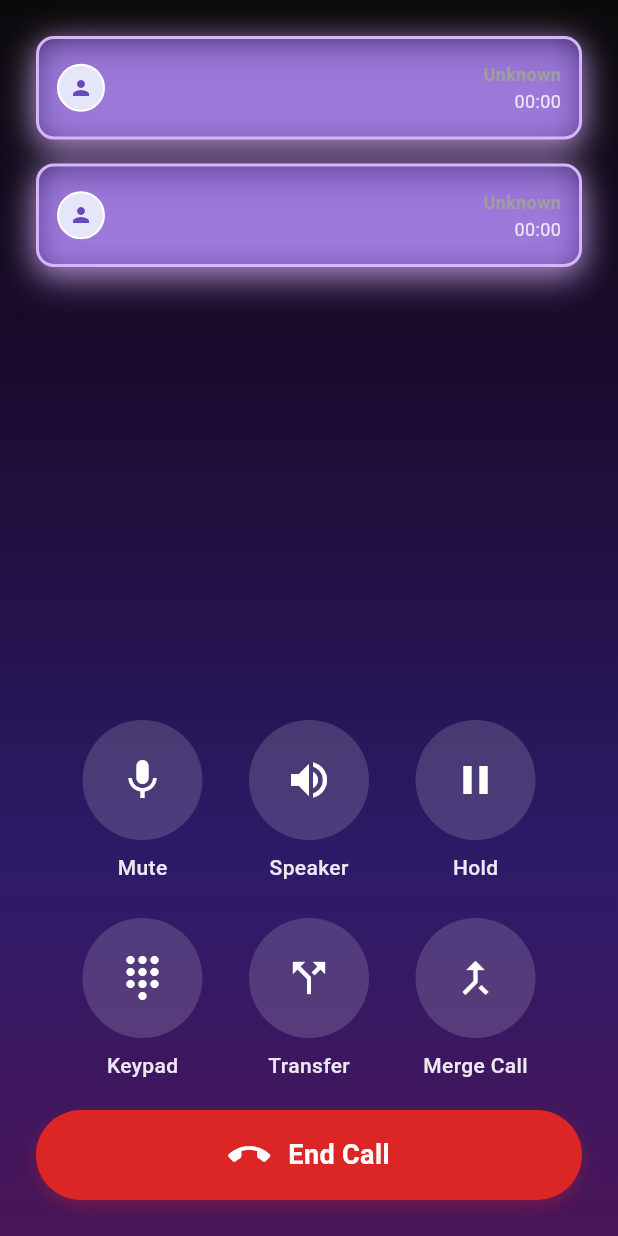
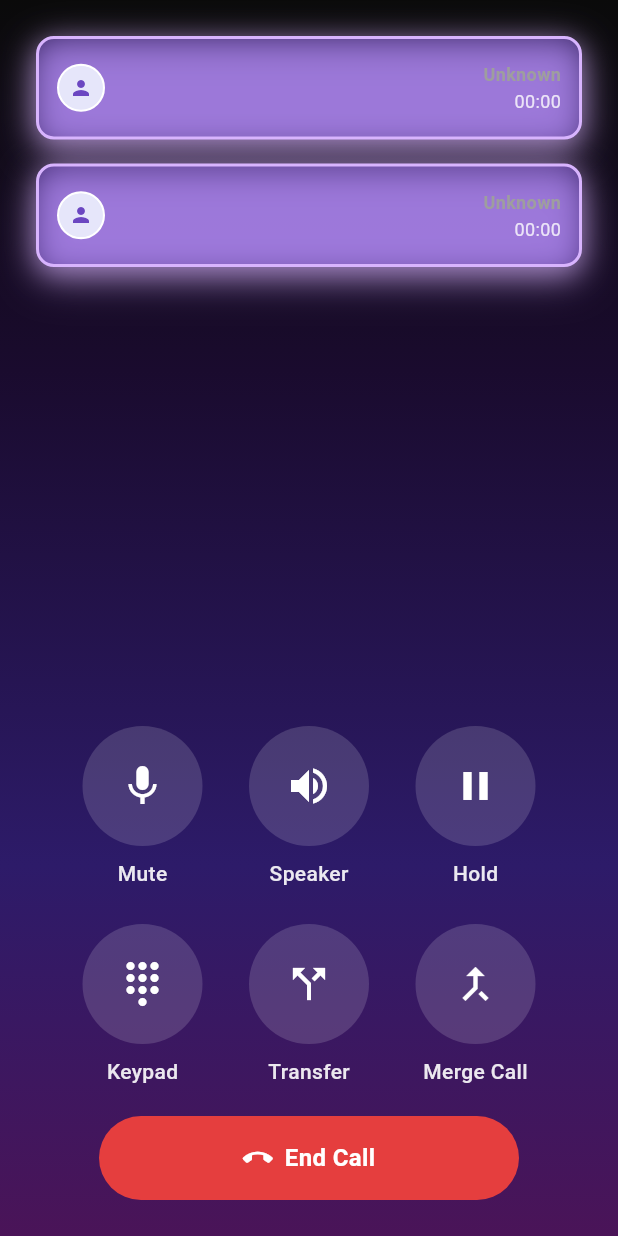
Before and after one commit to ksrigo/rp_flutter_siprix, a Flutter app: the MultiCallScreen screen opened directly with empty values, on a phone screen of 412 x 824 dp. Run offline on Flutter 3.47's test engine with Material 3 defaults, Android fonts, the phone set to English and light mode, and no system bars; our stand-ins replace connectivity_plus, dio, firebase_core, firebase_messaging, flutter_contacts, flutter_riverpod and 8 more; missing offline and left inert: dart_jsonwebtoken; accounts and stored records are empty.

Commit message:
multi_call_screen with switch call OK with UI

```diff
--- a/lib/features/call/presentation/screens/multi_call_screen.dart
+++ b/lib/features/call/presentation/screens/multi_call_screen.dart
@@ -689,46 +689,41 @@ class _MultiCallScreenState extends ConsumerState<MultiCallScreen> {
   }
 
   Widget _buildEndCallButton() {
-    return Container(
-      width: double.infinity,
-      height: 60,
+    return Center(
+      child: Container(
+        width: 280, // Match in_call_screen
+        height: 56, // Match in_call_screen
         decoration: BoxDecoration(
-        color: const Color(0xFFDC2626),
-        borderRadius: BorderRadius.circular(30),
-        boxShadow: [
-          BoxShadow(
-            color: const Color(0xFFDC2626).withValues(alpha: 0.3),
-            blurRadius: 8,
-            offset: const Offset(0, 4),
-          ),
-        ],
+          color: Color(0xFFE53E3E), // Match in_call_screen
+          borderRadius: BorderRadius.circular(28), // Match in_call_screen
         ),
         child: Material(
           color: Colors.transparent,
           child: InkWell(
-          borderRadius: BorderRadius.circular(30),
+            borderRadius: BorderRadius.circular(28), // Match in_call_screen
             onTap: _onEndCall,
-          child: const Row(
+            child: Row(
               mainAxisAlignment: MainAxisAlignment.center,
               children: [
                 Icon(
                   Icons.call_end,
                   color: Colors.white,
-                size: 28,
+                  size: 20, // Match in_call_screen
                 ),
-              SizedBox(width: 12),
+                SizedBox(width: 8), // Match in_call_screen
                 Text(
                   'End Call',
                   style: TextStyle(
-                  fontSize: 18,
-                  fontWeight: FontWeight.w600,
                     color: Colors.white,
+                    fontSize: 16, // Match in_call_screen
+                    fontWeight: FontWeight.w600, // Match in_call_screen
                   ),
                 ),
               ],
             ),
           ),
         ),
+      ),
     );
   }
 }
```
Lines whose indentation alone changed are shown as unchanged.
